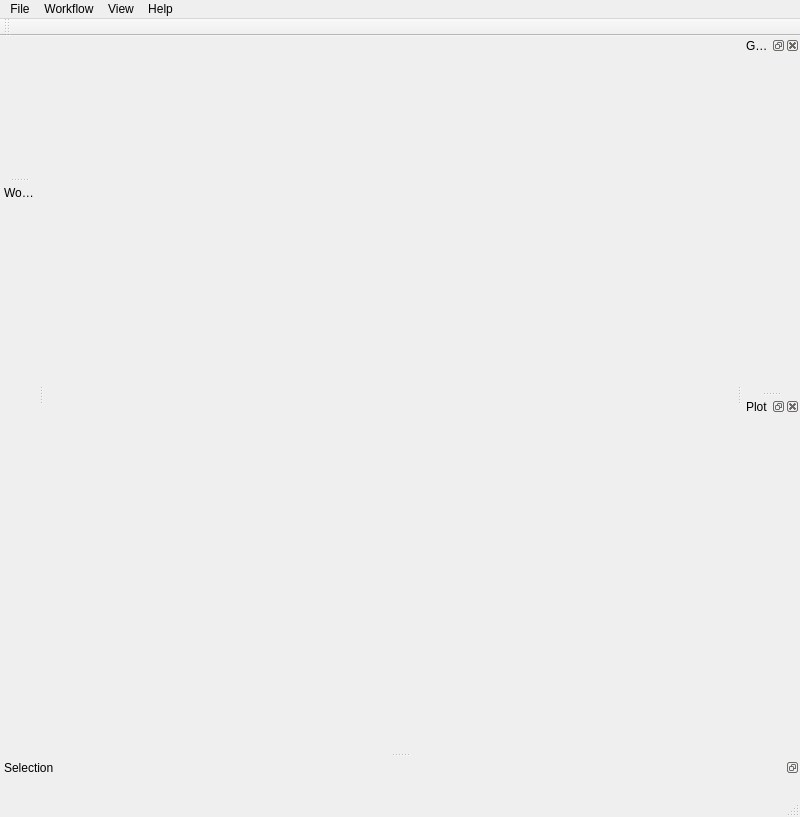
Qt form python/soma/workflow/gui/main_window.ui (populse/soma-workflow) before a commit.
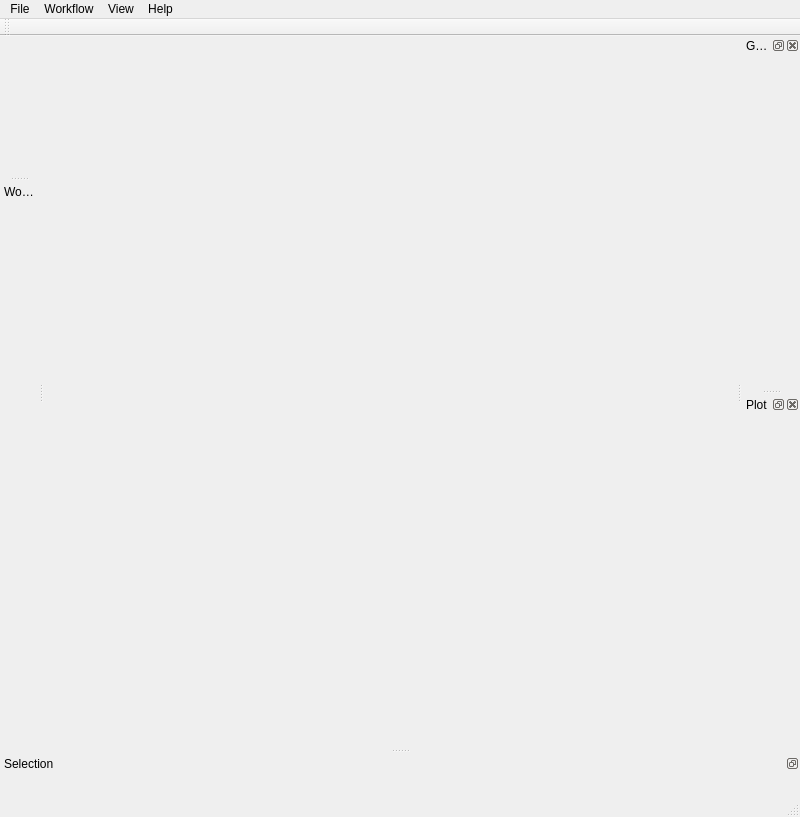
The same form after that commit.

```diff
--- a/python/soma/workflow/gui/main_window.ui
+++ b/python/soma/workflow/gui/main_window.ui
@@ -62,7 +62,7 @@
    <property name="minimumSize">
     <size>
      <width>302</width>
-     <height>37</height>
+     <height>41</height>
     </size>
    </property>
    <property name="features">
```
Left out of the diff: 6 changed lines with no effect on the pictures.
